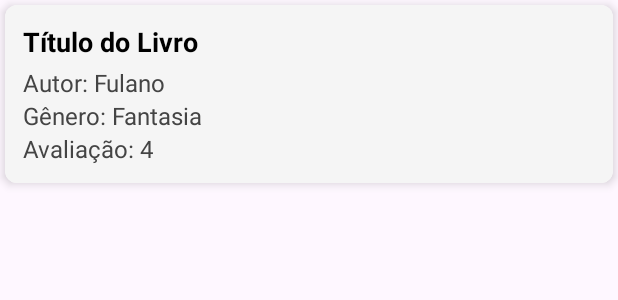
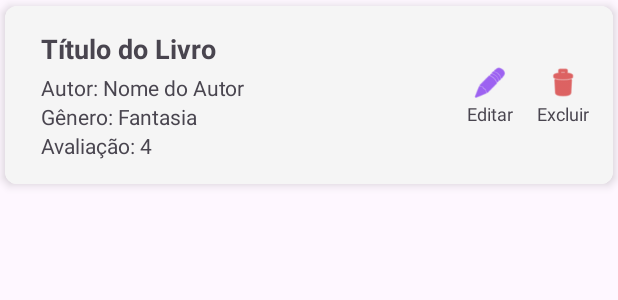
Before and after one commit to LeandroCs-source/TrabalhoFinalMobile, an Android app: the layout lista_de_livros.xml on its own in the app's theme, with its tools: preview values and no code run, on a phone screen of 412 x 824 dp. Shown: the top 300 px of the screen. Run offline under Robolectric (Android 15) with nearby library versions, the phone set to English and light mode, and no system bars; Roboto replaces fonts that are not available here.

Commit message:
Commit de atualização

```diff
--- a/app/src/main/java/com/example/trabalhofinalmobile/classes/Livro.kt
+++ b/app/src/main/java/com/example/trabalhofinalmobile/classes/Livro.kt
@@ -1,4 +1,6 @@
 package com.example.trabalhofinalmobile.classes
+
+import java.io.Serializable
 
 data class Livro(
     val idLivro : Int,
@@ -7,4 +9,4 @@ data class Livro(
     val avaliacao : Int,
     val idGenero : Int,
     val nomeGenero: String
-)
+):Serializable // usando para transmitir informações entre as activitys para fazer as edições
--- a/app/src/main/res/layout/lista_de_livros.xml
+++ b/app/src/main/res/layout/lista_de_livros.xml
@@ -1,55 +1,120 @@
-<?xml version="1.0" encoding="utf-8"?>
-<androidx.cardview.widget.CardView xmlns:android="http://schemas.android.com/apk/res/android"
+<androidx.cardview.widget.CardView
+    xmlns:android="http://schemas.android.com/apk/res/android"
+    xmlns:app="http://schemas.android.com/apk/res-auto"
     android:layout_width="match_parent"
     android:layout_height="wrap_content"
-    xmlns:card_view="http://schemas.android.com/apk/res-auto"
-    android:orientation="vertical"
-    card_view:cardCornerRadius="8dp"
-    card_view:cardElevation="4dp"
-    android:layout_margin="3dp"
-    android:background="#F5F5F5">
+    android:layout_marginHorizontal="3dp"
+    android:layout_marginVertical="4dp"
+    app:cardCornerRadius="8dp"
+    app:cardElevation="4dp">
 
-    <LinearLayout
+
+    <androidx.constraintlayout.widget.ConstraintLayout
         android:layout_width="match_parent"
         android:layout_height="wrap_content"
-        android:orientation="vertical"
-        android:padding="12dp"
+        android:padding="16dp"
         android:background="#F5F5F5">
+
 
         <TextView
             android:id="@+id/listaTitulo"
-            android:layout_width="match_parent"
+            android:layout_width="0dp"
             android:layout_height="wrap_content"
+            android:layout_marginStart="8dp"
+            android:layout_marginEnd="8dp"
             android:text="Título do Livro"
+            android:textSize="18sp"
             android:textStyle="bold"
-            android:textSize="18sp"
-            android:textColor="#000000" />
+            app:layout_constraintEnd_toStartOf="@+id/btnEditarItem"
+            app:layout_constraintStart_toStartOf="parent"
+            app:layout_constraintTop_toTopOf="parent" />
 
         <TextView
             android:id="@+id/listaAutor"
-            android:layout_width="match_parent"
+            android:layout_width="wrap_content"
             android:layout_height="wrap_content"
-            android:text="Autor: Fulano"
-            android:textSize="16sp"
-            android:paddingTop="4dp"
-            android:textColor="#444444" />
+            android:layout_marginStart="8dp"
+            android:layout_marginTop="4dp"
+            android:text="Autor: Nome do Autor"
+            app:layout_constraintStart_toStartOf="parent"
+            app:layout_constraintTop_toBottomOf="@+id/listaTitulo" />
 
         <TextView
             android:id="@+id/listaGenero"
-            android:layout_width="match_parent"
+            android:layout_width="wrap_content"
             android:layout_height="wrap_content"
+            android:layout_marginStart="8dp"
             android:text="Gênero: Fantasia"
-            android:textSize="16sp"
-            android:textColor="#444444" />
+            app:layout_constraintStart_toStartOf="parent"
+            app:layout_constraintTop_toBottomOf="@+id/listaAutor" />
 
         <TextView
             android:id="@+id/listaAvaliacao"
-            android:layout_width="match_parent"
+            android:layout_width="wrap_content"
             android:layout_height="wrap_content"
+            android:layout_marginStart="8dp"
             android:text="Avaliação: 4"
-            android:textSize="16sp"
-            android:textColor="#444444" />
+            app:layout_constraintStart_toStartOf="parent"
+            app:layout_constraintTop_toBottomOf="@+id/listaGenero" />
 
-    </LinearLayout>
+
+
+        <LinearLayout
+            android:id="@+id/containerExcluir"
+            android:layout_width="wrap_content"
+            android:layout_height="wrap_content"
+            android:orientation="vertical"
+            android:gravity="center"
+            android:clickable="true"
+            android:focusable="true"
+            android:background="?attr/selectableItemBackgroundBorderless"
+            app:layout_constraintEnd_toEndOf="parent"
+            app:layout_constraintTop_toTopOf="parent"
+            app:layout_constraintBottom_toBottomOf="parent">
+
+            <ImageView
+                android:layout_width="24dp"
+                android:layout_height="24dp"
+                android:src="@android:drawable/ic_menu_delete"
+                app:tint="@android:color/holo_red_dark"/>
+
+            <TextView
+                android:layout_width="wrap_content"
+                android:layout_height="wrap_content"
+                android:text="Excluir"
+                android:textSize="12sp"
+                android:textColor="?android:attr/textColorSecondary"/>
+        </LinearLayout>
+
+
+        <LinearLayout
+            android:id="@+id/containerEditar"
+            android:layout_width="wrap_content"
+            android:layout_height="wrap_content"
+            android:orientation="vertical"
+            android:gravity="center"
+            android:clickable="true"
+            android:focusable="true"
+            android:background="?attr/selectableItemBackgroundBorderless"
+            android:layout_marginEnd="16dp"
+            app:layout_constraintEnd_toStartOf="@+id/containerExcluir"
+            app:layout_constraintTop_toTopOf="parent"
+            app:layout_constraintBottom_toBottomOf="parent">
+
+            <ImageView
+                android:layout_width="24dp"
+                android:layout_height="24dp"
+                android:src="@android:drawable/ic_menu_edit"
+                app:tint="@color/design_default_color_primary"/>
+
+            <TextView
+                android:layout_width="wrap_content"
+                android:layout_height="wrap_content"
+                android:text="Editar"
+                android:textSize="12sp"
+                android:textColor="?android:attr/textColorSecondary"/>
+        </LinearLayout>
+
+    </androidx.constraintlayout.widget.ConstraintLayout>
 
 </androidx.cardview.widget.CardView>
```
Also changed, not shown: app/src/main/java/com/example/trabalhofinalmobile/adapter/LivroAdapter.kt (+17 -1 lines), app/src/main/java/com/example/trabalhofinalmobile/main/AcervoActivity.kt (+41 -14 lines).
